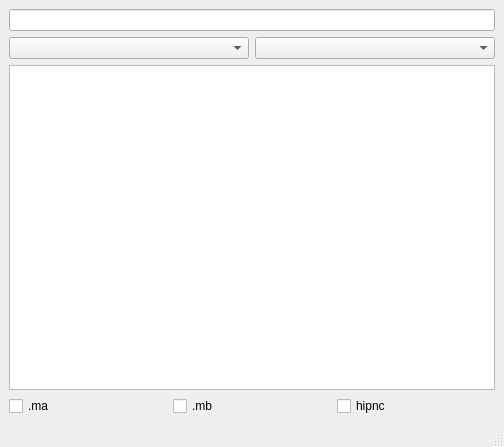
Above: manager/ui/qt/window_v02.ui from Shlule/pipeline_lvl_one before the change. Below: the same form after it.
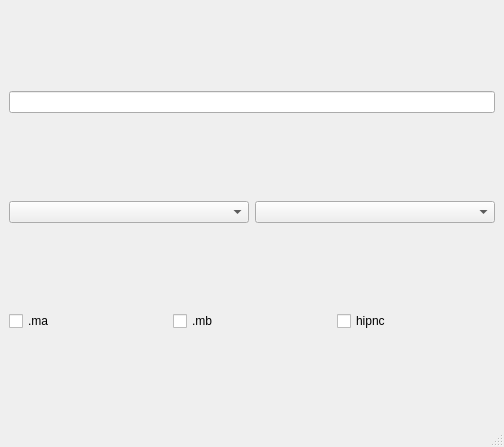
That is the form after the change.

```diff
--- a/manager/ui/qt/window_v02.ui
+++ b/manager/ui/qt/window_v02.ui
@@ -29,11 +29,7 @@
      </layout>
     </item>
     <item row="2" column="0">
-     <layout class="QHBoxLayout" name="l_listwidgets">
-      <item>
-       <widget class="QListWidget" name="lv_scene"/>
-      </item>
-     </layout>
+     <layout class="QHBoxLayout" name="l_listwidgets"/>
     </item>
     <item row="3" column="0">
      <layout class="QHBoxLayout" name="l_checkbox">
```
